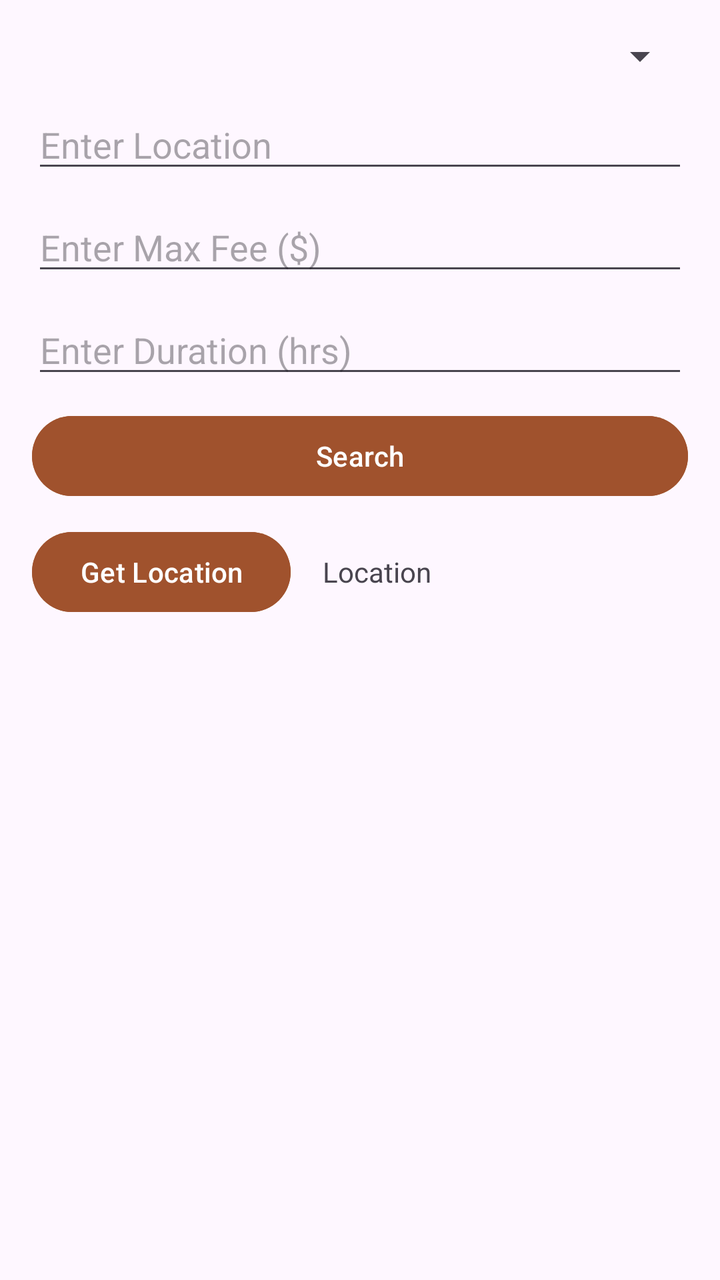
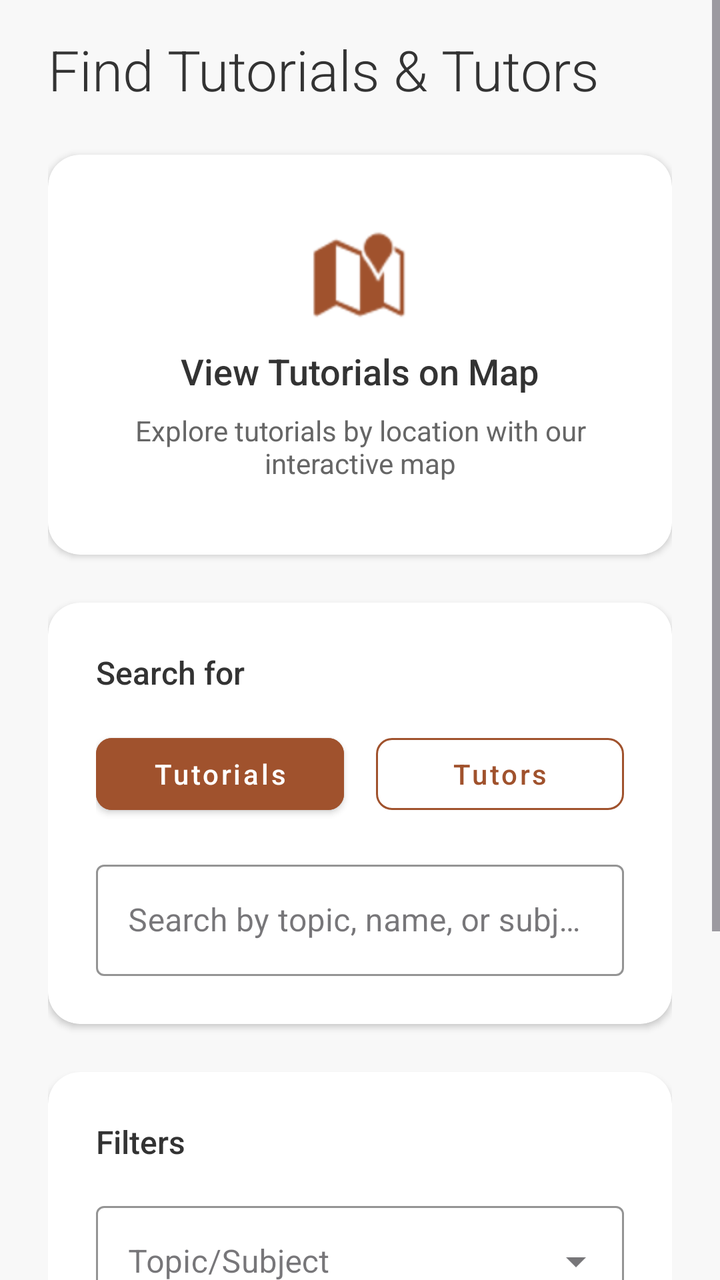

Screens rendered from an Android XML layout before and after an edit, with the pre-edit source and the edit as a unified diff.
<!-- AndroidManifest.xml: application theme Theme.Csci3130Group1 -->
<!-- res/layout/fragment_search_for_tutorials.xml -->
<?xml version="1.0" encoding="utf-8"?>
<ScrollView
    xmlns:android="http://schemas.android.com/apk/res/android"
    android:layout_width="match_parent"
    android:layout_height="match_parent"
    android:fillViewport="true"
    android:padding="16dp">

    <LinearLayout
        android:layout_width="match_parent"
        android:layout_height="wrap_content"
        android:orientation="vertical">

        
        <Spinner
            android:id="@+id/topicSpinner"
            android:layout_width="match_parent"
            android:layout_height="wrap_content"
            android:layout_marginBottom="10dp"/>

        
        <EditText
            android:id="@+id/locationInput"
            android:layout_width="match_parent"
            android:layout_height="wrap_content"
            android:hint="Enter Location"
            android:layout_marginBottom="10dp"/>

        
        <EditText
            android:id="@+id/feeInput"
            android:layout_width="match_parent"
            android:layout_height="wrap_content"
            android:hint="Enter Max Fee ($)"
            android:inputType="numberDecimal"
            android:layout_marginBottom="10dp"/>

        
        <EditText
            android:id="@+id/durationInput"
            android:layout_width="match_parent"
            android:layout_height="wrap_content"
            android:hint="Enter Duration (hrs)"
            android:inputType="numberDecimal"
            android:layout_marginBottom="10dp"/>

        
        <Button
            android:id="@+id/searchButton"
            android:layout_width="match_parent"
            android:layout_height="wrap_content"
            android:text="Search"
            android:layout_marginBottom="10dp"
            android:backgroundTint="#A0522D" />

        
        <LinearLayout
            android:layout_width="match_parent"
            android:layout_height="wrap_content"
            android:orientation="horizontal"
            android:layout_marginBottom="10dp">

            <Button
                android:id="@+id/bt_location"
                android:layout_width="wrap_content"
                android:layout_height="wrap_content"
                android:text="Get Location"
                android:backgroundTint="#A0522D" />

            <TextView
                android:id="@+id/location_text"
                android:layout_width="0dp"
                android:layout_height="wrap_content"
                android:layout_weight="1"
                android:paddingStart="16dp"
                android:text="Location" />
        </LinearLayout>

        
        <ListView
            android:id="@+id/tutorialListView"
            android:layout_width="match_parent"
            android:layout_height="wrap_content"
            android:clipToPadding="false"
            android:paddingBottom="100dp"
            android:divider="@android:color/darker_gray"
            android:dividerHeight="1dp"/>
    </LinearLayout>
</ScrollView>
<!-- resources referenced by this layout -->
<resources>
  <style name="Theme.Csci3130Group1" parent="Base.Theme.Csci3130Group1" />
  <style name="Base.Theme.Csci3130Group1" parent="Theme.Material3.DayNight.NoActionBar">
          
          
      </style>
</resources>

<!-- the commit's change to res/layout/fragment_search_for_tutorials.xml (unified diff, before → after) -->
@@ -1,89 +1,374 @@
 <?xml version="1.0" encoding="utf-8"?>
-<ScrollView
-    xmlns:android="http://schemas.android.com/apk/res/android"
+<ScrollView xmlns:android="http://schemas.android.com/apk/res/android"
+    xmlns:app="http://schemas.android.com/apk/res-auto"
     android:layout_width="match_parent"
     android:layout_height="match_parent"
-    android:fillViewport="true"
-    android:padding="16dp">
+    android:background="#F8F8F8"
+    android:fillViewport="true">
 
     <LinearLayout
         android:layout_width="match_parent"
         android:layout_height="wrap_content"
-        android:orientation="vertical">
-
-        
+        android:orientation="vertical"
+        android:paddingHorizontal="24dp"
+        android:paddingTop="16dp"
+        android:paddingBottom="32dp">
+
+        
+        <TextView
+            android:layout_width="wrap_content"
+            android:layout_height="wrap_content"
+            android:text="Find Tutorials &amp; Tutors"
+            android:textSize="28sp"
+            android:fontFamily="sans-serif-light"
+            android:textColor="#333333"
+            android:layout_marginBottom="24dp"/>
+
+        
+        <androidx.cardview.widget.CardView
+            android:id="@+id/mapsCard"
+            android:layout_width="match_parent"
+            android:layout_height="200dp"
+            android:layout_marginBottom="24dp"
+            app:cardCornerRadius="16dp"
+            app:cardElevation="2dp"
+            app:cardBackgroundColor="#FFFFFF">
+
+            <LinearLayout
+                android:layout_width="match_parent"
+                android:layout_height="match_parent"
+                android:orientation="vertical"
+                android:gravity="center">
+
+                <ImageView
+                    android:layout_width="48dp"
+                    android:layout_height="48dp"
+                    android:src="@android:drawable/ic_dialog_map"
+                    app:tint="#A0522D"
+                    android:layout_marginBottom="12dp"/>
+
+                <TextView
+                    android:layout_width="wrap_content"
+                    android:layout_height="wrap_content"
+                    android:text="View Tutorials on Map"
+                    android:textSize="18sp"
+                    android:fontFamily="sans-serif-medium"
+                    android:textColor="#333333"
+                    android:layout_marginBottom="8dp"/>
+
+                <TextView
+                    android:layout_width="wrap_content"
+                    android:layout_height="wrap_content"
+                    android:text="Explore tutorials by location with our interactive map"
+                    android:textSize="14sp"
+                    android:textColor="#666666"
+                    android:gravity="center"
+                    android:paddingHorizontal="24dp"/>
+            </LinearLayout>
+        </androidx.cardview.widget.CardView>
+
+        
+        <androidx.cardview.widget.CardView
+            android:layout_width="match_parent"
+            android:layout_height="wrap_content"
+            android:layout_marginBottom="24dp"
+            app:cardCornerRadius="16dp"
+            app:cardElevation="2dp"
+            app:cardBackgroundColor="#FFFFFF">
+
+            <LinearLayout
+                android:layout_width="match_parent"
+                android:layout_height="wrap_content"
+                android:orientation="vertical"
+                android:padding="24dp">
+
+                <TextView
+                    android:layout_width="wrap_content"
+                    android:layout_height="wrap_content"
+                    android:text="Search for"
+                    android:textSize="16sp"
+                    android:fontFamily="sans-serif-medium"
+                    android:textColor="#333333"
+                    android:layout_marginBottom="16dp"/>
+
+                <LinearLayout
+                    android:layout_width="match_parent"
+                    android:layout_height="wrap_content"
+                    android:orientation="horizontal"
+                    android:layout_marginBottom="16dp">
+
+                    <Button
+                        android:id="@+id/searchTutorialsButton"
+                        style="@style/Widget.MaterialComponents.Button"
+                        android:layout_width="0dp"
+                        android:layout_height="wrap_content"
+                        android:layout_weight="1"
+                        android:text="Tutorials"
+                        android:textAllCaps="false"
+                        android:backgroundTint="#A0522D"
+                        android:textColor="#FFFFFF"
+                        android:layout_marginEnd="8dp"
+                        app:cornerRadius="8dp"/>
+
+                    <Button
+                        android:id="@+id/searchTutorsButton"
+                        style="@style/Widget.MaterialComponents.Button.OutlinedButton"
+                        android:layout_width="0dp"
+                        android:layout_height="wrap_content"
+                        android:layout_weight="1"
+                        android:text="Tutors"
+                        android:textAllCaps="false"
+                        android:textColor="#A0522D"
+                        android:layout_marginStart="8dp"
+                        app:strokeColor="#A0522D"
+                        app:cornerRadius="8dp"/>
+                </LinearLayout>
+
+                
+                <com.google.android.material.textfield.TextInputLayout
+                    android:layout_width="match_parent"
+                    android:layout_height="wrap_content"
+                    android:hint="Search by topic, name, or subject"
+                    app:boxStrokeColor="#A0522D"
+                    app:hintTextColor="#A0522D"
+                    style="@style/Widget.MaterialComponents.TextInputLayout.OutlinedBox">
+
+                    <com.google.android.material.textfield.TextInputEditText
+                        android:id="@+id/searchInput"
+                        android:layout_width="match_parent"
+                        android:layout_height="wrap_content"
+                        android:inputType="text"/>
+                </com.google.android.material.textfield.TextInputLayout>
+            </LinearLayout>
+        </androidx.cardview.widget.CardView>
+
+        
+        <androidx.cardview.widget.CardView
+            android:id="@+id/filtersCard"
+            android:layout_width="match_parent"
+            android:layout_height="wrap_content"
+            android:layout_marginBottom="24dp"
+            app:cardCornerRadius="16dp"
+            app:cardElevation="2dp"
+            app:cardBackgroundColor="#FFFFFF">
+
+            <LinearLayout
+                android:layout_width="match_parent"
+                android:layout_height="wrap_content"
+                android:orientation="vertical"
+                android:padding="24dp">
+
+                <TextView
+                    android:layout_width="wrap_content"
+                    android:layout_height="wrap_content"
+                    android:text="Filters"
+                    android:textSize="16sp"
+                    android:fontFamily="sans-serif-medium"
+                    android:textColor="#333333"
+                    android:layout_marginBottom="16dp"/>
+
+                
+                <com.google.android.material.textfield.TextInputLayout
+                    android:layout_width="match_parent"
+                    android:layout_height="wrap_content"
+                    android:layout_marginBottom="16dp"
+                    android:hint="Topic/Subject"
+                    app:boxStrokeColor="#A0522D"
+                    app:hintTextColor="#A0522D"
+                    style="@style/Widget.MaterialComponents.TextInputLayout.OutlinedBox.ExposedDropdownMenu">
+
+                    <AutoCompleteTextView
+                        android:id="@+id/topicFilter"
+                        android:layout_width="match_parent"
+                        android:layout_height="wrap_content"
+                        android:inputType="none"/>
+                </com.google.android.material.textfield.TextInputLayout>
+
+                
+                <LinearLayout
+                    android:layout_width="match_parent"
+                    android:layout_height="wrap_content"
+                    android:orientation="horizontal"
+                    android:layout_marginBottom="16dp">
+
+                    
+                    <com.google.android.material.textfield.TextInputLayout
+                        android:layout_width="0dp"
+                        android:layout_height="wrap_content"
+                        android:layout_weight="1"
+                        android:layout_marginEnd="8dp"
+                        android:hint="Location"
+                        app:boxStrokeColor="#A0522D"
+                        app:hintTextColor="#A0522D"
+                        style="@style/Widget.MaterialComponents.TextInputLayout.OutlinedBox">
+
+                        <com.google.android.material.textfield.TextInputEditText
+                            android:id="@+id/locationFilter"
+                            android:layout_width="match_parent"
+                            android:layout_height="wrap_content"
+                            android:inputType="text"/>
+                    </com.google.android.material.textfield.TextInputLayout>
+
+                    
+                    <com.google.android.material.textfield.TextInputLayout
+                        android:layout_width="0dp"
+                        android:layout_height="wrap_content"
+                        android:layout_weight="1"
+                        android:layout_marginStart="8dp"
+                        android:hint="Max Fee ($)"
+                        app:boxStrokeColor="#A0522D"
+                        app:hintTextColor="#A0522D"
+                        style="@style/Widget.MaterialComponents.TextInputLayout.OutlinedBox">
+
+                        <com.google.android.material.textfield.TextInputEditText
+                            android:id="@+id/feeFilter"
+                            android:layout_width="match_parent"
+                            android:layout_height="wrap_content"
+                            android:inputType="numberDecimal"/>
+                    </com.google.android.material.textfield.TextInputLayout>
+                </LinearLayout>
+
+                
+                <Button
+                    android:id="@+id/searchButton"
+                    style="@style/Widget.MaterialComponents.Button"
+                    android:layout_width="match_parent"
+                    android:layout_height="wrap_content"
+                    android:text="Search"
+                    android:textAllCaps="false"
+                    android:backgroundTint="#A0522D"
+                    android:textColor="#FFFFFF"
+                    app:cornerRadius="8dp"/>
+            </LinearLayout>
+        </androidx.cardview.widget.CardView>
+
+        
+        <androidx.cardview.widget.CardView
+            android:id="@+id/resultsCard"
+            android:layout_width="match_parent"
+            android:layout_height="wrap_content"
+            app:cardCornerRadius="16dp"
+            app:cardElevation="2dp"
+            app:cardBackgroundColor="#FFFFFF"
+            android:visibility="gone">
+
+            <LinearLayout
+                android:layout_width="match_parent"
+                android:layout_height="wrap_content"
+                android:orientation="vertical"
+                android:padding="24dp">
+
+                
+                <LinearLayout
+                    android:layout_width="match_parent"
+                    android:layout_height="wrap_content"
+                    android:orientation="horizontal"
+                    android:gravity="center_vertical"
+                    android:layout_marginBottom="16dp">
+
+                    <ImageView
+                        android:layout_width="24dp"
+                        android:layout_height="24dp"
+                        android:src="@android:drawable/ic_menu_search"
+                        app:tint="#A0522D"/>
+
+                    <TextView
+                        android:id="@+id/resultsHeader"
+                        android:layout_width="wrap_content"
+                        android:layout_height="wrap_content"
+                        android:text="Search Results"
+                        android:textSize="20sp"
+                        android:fontFamily="sans-serif-medium"
+                        android:textColor="#333333"
+                        android:layout_marginStart="12dp"/>
+                </LinearLayout>
+
+                
+                <androidx.recyclerview.widget.RecyclerView
+                    android:id="@+id/resultsRecyclerView"
+                    android:layout_width="match_parent"
+                    android:layout_height="wrap_content"
+                    android:nestedScrollingEnabled="false"/>
+
+                
+                <LinearLayout
+                    android:id="@+id/emptyStateLayout"
+                    android:layout_width="match_parent"
+                    android:layout_height="wrap_content"
+                    android:orientation="vertical"
+                    android:gravity="center"
+                    android:padding="32dp"
+                    android:visibility="gone">
+
+                    <ImageView
+                        android:layout_width="64dp"
+                        android:layout_height="64dp"
+                        android:src="@android:drawable/ic_menu_search"
+                        app:tint="#CCCCCC"
+                        android:layout_marginBottom="16dp"/>
+
+                    <TextView
+                        android:layout_width="wrap_content"
+                        android:layout_height="wrap_content"
+                        android:text="No results found"
+                        android:textSize="18sp"
+                        android:fontFamily="sans-serif-medium"
+                        android:textColor="#666666"
+                        android:layout_marginBottom="8dp"/>
+
+                    <TextView
+                        android:layout_width="wrap_content"
+                        android:layout_height="wrap_content"
+                        android:text="Try adjusting your search criteria"
+                        android:textSize="14sp"
+                        android:textColor="#888888"
+                        android:gravity="center"/>
+                </LinearLayout>
+            </LinearLayout>
+        </androidx.cardview.widget.CardView>
+
+        
+        <ListView
+            android:id="@+id/tutorialListView"
+            android:layout_width="match_parent"
+            android:layout_height="wrap_content"
+            android:visibility="gone"/>
+
+        <Button
+            android:id="@+id/bt_location"
+            android:layout_width="wrap_content"
+            android:layout_height="wrap_content"
+            android:visibility="gone"/>
+
+        <TextView
+            android:id="@+id/location_text"
+            android:layout_width="wrap_content"
+            android:layout_height="wrap_content"
+            android:visibility="gone"/>
+
+        
+        <EditText
+            android:id="@+id/locationInput"
+            android:layout_width="match_parent"
+            android:layout_height="wrap_content"
+            android:visibility="gone"/>
+
+        <EditText
+            android:id="@+id/feeInput"
+            android:layout_width="match_parent"
+            android:layout_height="wrap_content"
+            android:visibility="gone"/>
+
+        <EditText
+            android:id="@+id/durationInput"
+            android:layout_width="match_parent"
+            android:layout_height="wrap_content"
+            android:visibility="gone"/>
+
         <Spinner
             android:id="@+id/topicSpinner"
             android:layout_width="match_parent"
             android:layout_height="wrap_content"
-            android:layout_marginBottom="10dp"/>
-
-        
-        <EditText
-            android:id="@+id/locationInput"
-            android:layout_width="match_parent"
-            android:layout_height="wrap_content"
-            android:hint="Enter Location"
-            android:layout_marginBottom="10dp"/>
-
-        
-        <EditText
-            android:id="@+id/feeInput"
-            android:layout_width="match_parent"
-            android:layout_height="wrap_content"
-            android:hint="Enter Max Fee ($)"
-            android:inputType="numberDecimal"
-            android:layout_marginBottom="10dp"/>
-
-        
-        <EditText
-            android:id="@+id/durationInput"
-            android:layout_width="match_parent"
-            android:layout_height="wrap_content"
-            android:hint="Enter Duration (hrs)"
-            android:inputType="numberDecimal"
-            android:layout_marginBottom="10dp"/>
-
-        
-        <Button
-            android:id="@+id/searchButton"
-            android:layout_width="match_parent"
-            android:layout_height="wrap_content"
-            android:text="Search"
-            android:layout_marginBottom="10dp"
-            android:backgroundTint="#A0522D" />
-
-        
-        <LinearLayout
-            android:layout_width="match_parent"
-            android:layout_height="wrap_content"
-            android:orientation="horizontal"
-            android:layout_marginBottom="10dp">
-
-            <Button
-                android:id="@+id/bt_location"
-                android:layout_width="wrap_content"
-                android:layout_height="wrap_content"
-                android:text="Get Location"
-                android:backgroundTint="#A0522D" />
-
-            <TextView
-                android:id="@+id/location_text"
-                android:layout_width="0dp"
-                android:layout_height="wrap_content"
-                android:layout_weight="1"
-                android:paddingStart="16dp"
-                android:text="Location" />
-        </LinearLayout>
-
-        
-        <ListView
-            android:id="@+id/tutorialListView"
-            android:layout_width="match_parent"
-            android:layout_height="wrap_content"
-            android:clipToPadding="false"
-            android:paddingBottom="100dp"
-            android:divider="@android:color/darker_gray"
-            android:dividerHeight="1dp"/>
+            android:visibility="gone"/>
     </LinearLayout>
 </ScrollView>
